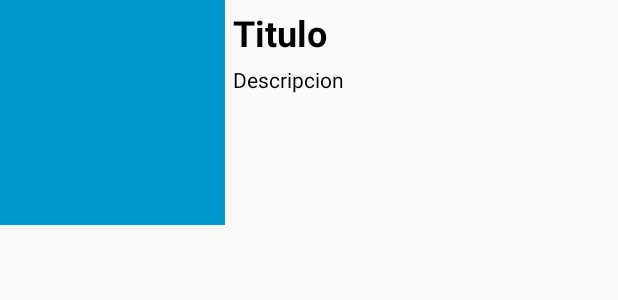
After one commit to rpf1980/ANDROID_pcCompartido, an Android app: the layout itemlistview.xml on its own in the app's theme, with its tools: preview values and no code run, on a phone screen of 412 x 824 dp. The commit adds this screen. Shown: the top 300 px of the screen. Run offline under Robolectric (Android 15) with nearby library versions, the phone set to English and light mode, and no system bars.

Commit message:
feat(): add logic ListView items pizza

```diff
--- a/Pizzeria_V04/app/src/main/java/com/example/pizzeria_v04/GUI_PANEL_OPCIONES.java
+++ b/Pizzeria_V04/app/src/main/java/com/example/pizzeria_v04/GUI_PANEL_OPCIONES.java
@@ -46,7 +46,8 @@ public class GUI_PANEL_OPCIONES extends AppCompatActivity
             @Override
             public void onClick(View v)
             {
-
+                Intent i = new Intent(getApplicationContext(), GUI_OPCIONES_PEDIDO.class);
+                startActivity(i);
             }
         });
     }
--- /dev/null
+++ b/Pizzeria_V04/app/src/main/res/layout/itemlistview.xml
@@ -0,0 +1,48 @@
+<?xml version="1.0" encoding="utf-8"?>
+<LinearLayout xmlns:android="http://schemas.android.com/apk/res/android"
+    xmlns:app="http://schemas.android.com/apk/res-auto"
+    android:layout_width="match_parent"
+    android:orientation="vertical"
+    android:layout_height="match_parent">
+
+    <LinearLayout
+        android:layout_width="match_parent"
+        android:layout_height="wrap_content"
+        android:orientation="horizontal">
+
+        <ImageView
+            android:id="@+id/imageView"
+            android:layout_width="300dp"
+            android:layout_height="150dp"
+            android:layout_weight="1"
+            app:srcCompat="@android:color/holo_blue_dark" />
+
+        <LinearLayout
+            android:layout_width="match_parent"
+            android:layout_height="match_parent"
+            android:layout_weight="1"
+            android:orientation="vertical">
+
+            <TextView
+                android:id="@+id/textTitulo"
+                android:layout_width="match_parent"
+                android:layout_height="wrap_content"
+                android:layout_marginLeft="5dp"
+                android:layout_marginTop="5dp"
+                android:text="Titulo"
+                android:textColor="#000000"
+                android:textSize="24sp"
+                android:textStyle="bold" />
+
+            <TextView
+                android:id="@+id/txtDetalle"
+                android:layout_width="match_parent"
+                android:layout_height="wrap_content"
+                android:layout_marginLeft="5dp"
+                android:layout_marginTop="5dp"
+                android:textColor="#000000"
+                android:text="Descripcion" />
+        </LinearLayout>
+
+    </LinearLayout>
+</LinearLayout>
```
Also changed, not shown: Pizzeria_V04/app/src/main/java/com/example/pizzeria_v04/Adaptador.java (added, +68 -0 lines), Pizzeria_V04/app/src/main/java/com/example/pizzeria_v04/Datos.java (added, +62 -0 lines), Pizzeria_V04/app/src/main/java/com/example/pizzeria_v04/GUI_deLaCasa.java (+19 -0 lines), Pizzeria_V04/app/src/main/res/layout/activity_gui_de_la_casa.xml (+39 -0 lines), Pizzeria_V04/app/src/main/res/drawable/img1.png (added), Pizzeria_V04/app/src/main/res/drawable/img2.png (added), Pizzeria_V04/app/src/main/res/drawable/img3.png (added).
